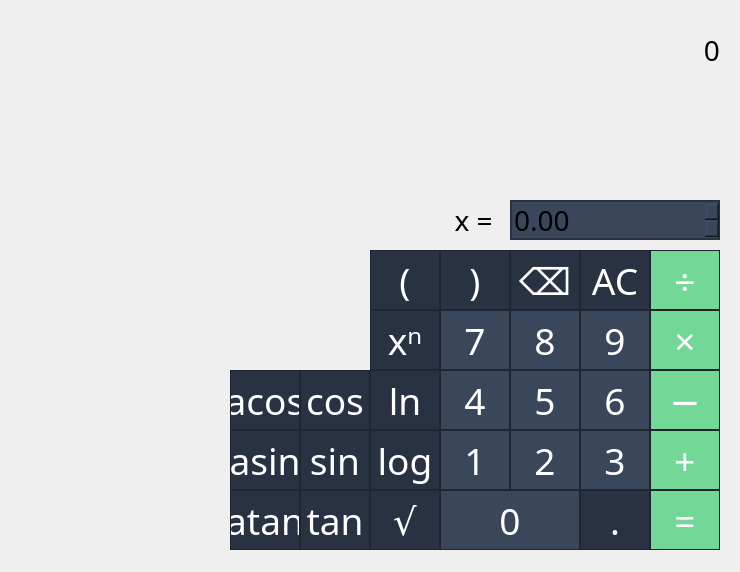
Qt form mainwindow.ui (enikeevtg/qt_calculator_v1) before a commit.
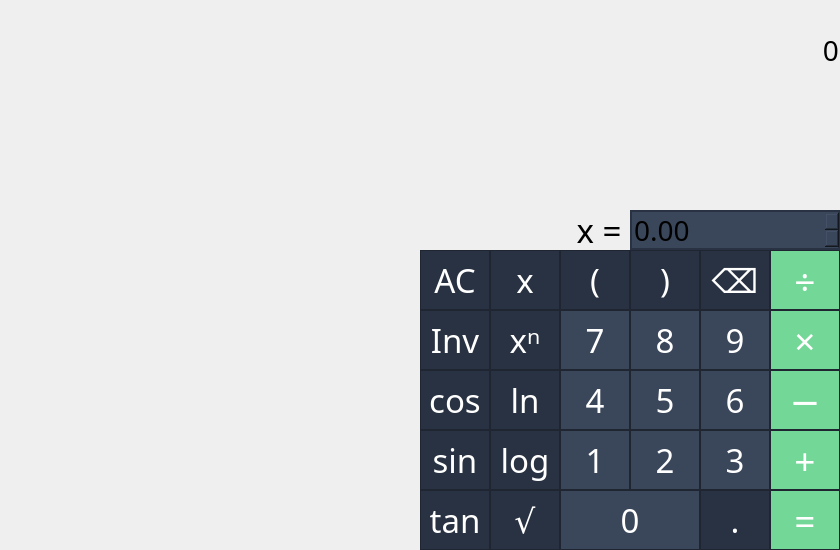
The same form after that commit.

Commit message: math functions and pow buttons; on_push_button_delete_prev_clicked() fixed for 0^( case

```diff
--- a/mainwindow.ui
+++ b/mainwindow.ui
@@ -6,8 +6,8 @@
    <rect>
     <x>0</x>
     <y>0</y>
-    <width>740</width>
-    <height>572</height>
+    <width>840</width>
+    <height>550</height>
    </rect>
   </property>
   <property name="font">
@@ -19,6 +19,9 @@
   <property name="windowTitle">
    <string>SmartCalc_v1.0</string>
   </property>
+  <property name="styleSheet">
+   <string notr="true"/>
+  </property>
   <property name="iconSize">
    <size>
     <width>21</width>
@@ -29,7 +32,7 @@
    <widget class="QPushButton" name="pushButton_AC">
     <property name="geometry">
      <rect>
-      <x>580</x>
+      <x>420</x>
       <y>250</y>
       <width>70</width>
       <height>60</height>
@@ -44,7 +47,7 @@
     <property name="font">
      <font>
       <family>Arial Rounded MT Bold</family>
-      <pointsize>28</pointsize>
+      <pointsize>25</pointsize>
      </font>
     </property>
     <property name="styleSheet">
@@ -65,7 +68,7 @@
    <widget class="QPushButton" name="pushButton_7">
     <property name="geometry">
      <rect>
-      <x>440</x>
+      <x>560</x>
       <y>310</y>
       <width>70</width>
       <height>60</height>
@@ -80,7 +83,7 @@
     <property name="font">
      <font>
       <family>Arial Rounded MT Bold</family>
-      <pointsize>28</pointsize>
+      <pointsize>25</pointsize>
      </font>
     </property>
     <property name="styleSheet">
@@ -101,7 +104,7 @@
    <widget class="QPushButton" name="pushButton_4">
     <property name="geometry">
      <rect>
-      <x>440</x>
+      <x>560</x>
       <y>370</y>
       <width>70</width>
       <height>60</height>
@@ -116,7 +119,7 @@
     <property name="font">
      <font>
       <family>Arial Rounded MT Bold</family>
-      <pointsize>28</pointsize>
+      <pointsize>25</pointsize>
      </font>
     </property>
     <property name="styleSheet">
@@ -137,7 +140,7 @@
    <widget class="QPushButton" name="pushButton_1">
     <property name="geometry">
      <rect>
-      <x>440</x>
+      <x>560</x>
       <y>430</y>
       <width>70</width>
       <height>60</height>
@@ -152,7 +155,7 @@
     <property name="font">
      <font>
       <family>Arial Rounded MT Bold</family>
-      <pointsize>28</pointsize>
+      <pointsize>25</pointsize>
      </font>
     </property>
     <property name="styleSheet">
@@ -173,7 +176,7 @@
    <widget class="QPushButton" name="pushButton_0">
     <property name="geometry">
      <rect>
-      <x>440</x>
+      <x>560</x>
       <y>490</y>
       <width>140</width>
       <height>60</height>
@@ -188,7 +191,7 @@
     <property name="font">
      <font>
       <family>Arial Rounded MT Bold</family>
-      <pointsize>28</pointsize>
+      <pointsize>25</pointsize>
      </font>
     </property>
     <property name="styleSheet">
@@ -209,7 +212,7 @@
    <widget class="QPushButton" name="pushButton_8">
     <property name="geometry">
      <rect>
-      <x>510</x>
+      <x>630</x>
       <y>310</y>
       <width>70</width>
       <height>60</height>
@@ -224,7 +227,7 @@
     <property name="font">
      <font>
       <family>Arial Rounded MT Bold</family>
-      <pointsize>28</pointsize>
+      <pointsize>25</pointsize>
      </font>
     </property>
     <property name="styleSheet">
@@ -245,7 +248,7 @@
    <widget class="QPushButton" name="pushButton_5">
     <property name="geometry">
      <rect>
-      <x>510</x>
+      <x>630</x>
       <y>370</y>
       <width>70</width>
       <height>60</height>
@@ -260,7 +263,7 @@
     <property name="font">
      <font>
       <family>Arial Rounded MT Bold</family>
-      <pointsize>28</pointsize>
+      <pointsize>25</pointsize>
      </font>
     </property>
     <property name="styleSheet">
@@ -281,7 +284,7 @@
    <widget class="QPushButton" name="pushButton_2">
     <property name="geometry">
      <rect>
-      <x>510</x>
+      <x>630</x>
       <y>430</y>
       <width>70</width>
       <height>60</height>
@@ -296,7 +299,7 @@
     <property name="font">
      <font>
       <family>Arial Rounded MT Bold</family>
-      <pointsize>28</pointsize>
+      <pointsize>25</pointsize>
      </font>
     </property>
     <property name="styleSheet">
@@ -317,7 +320,7 @@
    <widget class="QPushButton" name="pushButton_9">
     <property name="geometry">
      <rect>
-      <x>580</x>
+      <x>700</x>
       <y>310</y>
       <width>70</width>
       <height>60</height>
@@ -332,7 +335,7 @@
     <property name="font">
      <font>
       <family>Arial Rounded MT Bold</family>
-      <pointsize>28</pointsize>
+      <pointsize>25</pointsize>
      </font>
     </property>
     <property name="styleSheet">
@@ -353,7 +356,7 @@
    <widget class="QPushButton" name="pushButton_6">
     <property name="geometry">
      <rect>
-      <x>580</x>
+      <x>700</x>
       <y>370</y>
       <width>70</width>
       <height>60</height>
@@ -368,7 +371,7 @@
     <property name="font">
      <font>
       <family>Arial Rounded MT Bold</family>
-      <pointsize>28</pointsize>
+      <pointsize>25</pointsize>
      </font>
     </property>
     <property name="styleSheet">
@@ -389,7 +392,7 @@
    <widget class="QPushButton" name="pushButton_3">
     <property name="geometry">
      <rect>
-      <x>580</x>
+      <x>700</x>
       <y>430</y>
       <width>70</width>
       <height>60</height>
@@ -404,7 +407,7 @@
     <property name="font">
      <font>
       <family>Arial Rounded MT Bold</family>
-      <pointsize>28</pointsize>
+      <pointsize>25</pointsize>
      </font>
     </property>
     <property name="styleSheet">
@@ -425,7 +428,7 @@
    <widget class="QPushButton" name="pushButton_op_div">
     <property name="geometry">
      <rect>
-      <x>650</x>
+      <x>770</x>
       <y>250</y>
       <width>70</width>
       <height>60</height>
@@ -461,7 +464,7 @@
    <widget class="QPushButton" name="pushButton_op_mult">
     <property name="geometry">
      <rect>
-      <x>650</x>
+      <x>770</x>
       <y>310</y>
       <width>70</width>
       <height>60</height>
@@ -497,7 +500,7 @@
    <widget class="QPushButton" name="pushButton_op_minus">
     <property name="geometry">
      <rect>
-      <x>650</x>
+      <x>770</x>
       <y>370</y>
       <width>70</width>
       <height>60</height>
@@ -533,7 +536,7 @@
    <widget class="QPushButton" name="pushButton_op_plus">
     <property name="geometry">
      <rect>
-      <x>650</x>
+      <x>770</x>
       <y>430</y>
       <width>70</width>
       <height>60</height>
@@ -569,7 +572,7 @@
    <widget class="QPushButton" name="pushButton_dot">
     <property name="geometry">
      <rect>
-      <x>580</x>
+      <x>700</x>
       <y>490</y>
       <width>70</width>
       <height>60</height>
@@ -584,7 +587,7 @@
     <property name="font">
      <font>
       <family>Arial Rounded MT Bold</family>
-      <pointsize>28</pointsize>
+      <pointsize>25</pointsize>
      </font>
     </property>
     <property name="styleSheet">
@@ -611,7 +614,7 @@
    <widget class="QPushButton" name="pushButton_calc">
     <property name="geometry">
      <rect>
-      <x>650</x>
+      <x>770</x>
       <y>490</y>
       <width>70</width>
       <height>60</height>
@@ -660,7 +663,7 @@
    <widget class="QPushButton" name="pushButton_open_bracket">
     <property name="geometry">
      <rect>
-      <x>370</x>
+      <x>560</x>
       <y>250</y>
       <width>70</width>
       <height>60</height>
@@ -675,7 +678,7 @@
     <property name="font">
      <font>
       <family>Arial Rounded MT Bold</family>
-      <pointsize>28</pointsize>
+      <pointsize>25</pointsize>
      </font>
     </property>
     <property name="styleSheet">
@@ -696,7 +699,7 @@
    <widget class="QPushButton" name="pushButton_close_bracket">
     <property name="geometry">
      <rect>
-      <x>440</x>
+      <x>630</x>
       <y>250</y>
       <width>70</width>
       <height>60</height>
@@ -711,7 +714,7 @@
     <property name="font">
      <font>
       <family>Arial Rounded MT Bold</family>
-      <pointsize>28</pointsize>
+      <pointsize>25</pointsize>
      </font>
     </property>
     <property name="styleSheet">
@@ -732,9 +735,9 @@
    <widget class="QLabel" name="label_output">
     <property name="geometry">
      <rect>
-      <x>20</x>
-      <y>90</y>
-      <width>700</width>
+      <x>0</x>
+      <y>100</y>
+      <width>840</width>
       <height>84</height>
      </rect>
     </property>
@@ -752,7 +755,7 @@
     </property>
     <property name="styleSheet">
      <string notr="true">QLabel {
-	border: disable;
+	border: disabled;
 }</string>
     </property>
     <property name="frameShape">
@@ -780,9 +783,9 @@
    <widget class="QLabel" name="label_input">
     <property name="geometry">
      <rect>
-      <x>20</x>
+      <x>-1</x>
       <y>20</y>
-      <width>700</width>
+      <width>840</width>
       <height>60</height>
      </rect>
     </property>
@@ -828,8 +831,8 @@
     </property>
     <property name="geometry">
      <rect>
-      <x>510</x>
-      <y>200</y>
+      <x>630</x>
+      <y>210</y>
       <width>210</width>
       <height>40</height>
      </rect>
@@ -856,16 +859,16 @@
    <widget class="QLabel" name="label">
     <property name="geometry">
      <rect>
-      <x>450</x>
-      <y>200</y>
-      <width>50</width>
+      <x>559</x>
+      <y>210</y>
+      <width>71</width>
       <height>40</height>
      </rect>
     </property>
     <property name="font">
      <font>
       <family>Arial Rounded MT Bold</family>
-      <pointsize>21</pointsize>
+      <pointsize>25</pointsize>
      </font>
     </property>
     <property name="text">
@@ -878,7 +881,7 @@
    <widget class="QPushButton" name="pushButton_delete_prev">
     <property name="geometry">
      <rect>
-      <x>510</x>
+      <x>700</x>
       <y>250</y>
       <width>70</width>
       <height>60</height>
@@ -893,7 +896,7 @@
     <property name="font">
      <font>
       <family>Arial Rounded MT Bold</family>
-      <pointsize>28</pointsize>
+      <pointsize>25</pointsize>
      </font>
     </property>
     <property name="styleSheet">
@@ -914,7 +917,7 @@
    <widget class="QPushButton" name="pushButton_mfunc_sqrt">
     <property name="geometry">
      <rect>
-      <x>370</x>
+      <x>490</x>
       <y>490</y>
       <width>70</width>
       <height>60</height>
@@ -929,7 +932,7 @@
     <property name="font">
      <font>
       <family>Arial Rounded MT Bold</family>
-      <pointsize>28</pointsize>
+      <pointsize>25</pointsize>
      </font>
     </property>
     <property name="styleSheet">
@@ -950,7 +953,7 @@
    <widget class="QPushButton" name="pushButton_mfunc_cos">
     <property name="geometry">
      <rect>
-      <x>300</x>
+      <x>420</x>
       <y>370</y>
       <width>70</width>
       <height>60</height>
@@ -965,7 +968,7 @@
     <property name="font">
      <font>
       <family>Arial Rounded MT Bold</family>
-      <pointsize>28</pointsize>
+      <pointsize>25</pointsize>
      </font>
     </property>
     <property name="styleSheet">
@@ -986,7 +989,7 @@
    <widget class="QPushButton" name="pushButton_mfunc_sin">
     <property name="geometry">
      <rect>
-      <x>300</x>
+      <x>420</x>
       <y>430</y>
       <width>70</width>
       <height>60</height>
@@ -1001,7 +1004,7 @@
     <property name="font">
      <font>
       <family>Arial Rounded MT Bold</family>
-      <pointsize>28</pointsize>
+      <pointsize>25</pointsize>
      </font>
     </property>
     <property name="styleSheet">
@@ -1022,7 +1025,7 @@
    <widget class="QPushButton" name="pushButton_mfunc_tan">
     <property name="geometry">
      <rect>
-      <x>300</x>
+      <x>420</x>
       <y>490</y>
       <width>70</width>
       <height>60</height>
@@ -1037,7 +1040,7 @@
     <property name="font">
      <font>
       <family>Arial Rounded MT Bold</family>
-      <pointsize>28</pointsize>
+      <pointsize>25</pointsize>
      </font>
     </property>
     <property name="styleSheet">
@@ -1058,7 +1061,7 @@
    <widget class="QPushButton" name="pushButton_mfunc_ln">
     <property name="geometry">
      <rect>
-      <x>370</x>
+      <x>490</x>
       <y>370</y>
       <width>70</width>
       <height>60</height>
@@ -1073,7 +1076,7 @@
     <property name="font">
      <font>
       <family>Arial Rounded MT Bold</family>
-      <pointsize>28</pointsize>
+      <pointsize>25</pointsize>
      </font>
     </property>
     <property name="styleSheet">
@@ -1094,7 +1097,7 @@
    <widget class="QPushButton" name="pushButton_mfunc_log">
     <property name="geometry">
      <rect>
-      <x>370</x>
+      <x>490</x>
       <y>430</y>
       <width>70</width>
       <height>60</height>
@@ -1109,7 +1112,7 @@
     <property name="font">
      <font>
       <family>Arial Rounded MT Bold</family>
-      <pointsize>28</pointsize>
+      <pointsize>25</pointsize>
      </font>
     </property>
     <property name="styleSheet">
@@ -1127,118 +1130,10 @@
      <string>log</string>
     </property>
    </widget>
-   <widget class="QPushButton" name="pushButton_mfunc_acos">
-    <property name="geometry">
-     <rect>
-      <x>230</x>
-      <y>370</y>
-      <width>70</width>
-      <height>60</height>
-     </rect>
-    </property>
-    <property name="sizePolicy">
-     <sizepolicy hsizetype="Minimum" vsizetype="Minimum">
-      <horstretch>0</horstretch>
-      <verstretch>0</verstretch>
-     </sizepolicy>
-    </property>
-    <property name="font">
-     <font>
-      <family>Arial Rounded MT Bold</family>
-      <pointsize>28</pointsize>
-     </font>
-    </property>
-    <property name="styleSheet">
-     <string notr="true">QPushButton {
-	border: 1px solid rgb(31, 38, 50);
-	background-color: rgb(41, 50, 66);
-	color: white;
-}
-
-QPushButton:pressed {
-	background-color: rgb(32, 39, 53);
-}</string>
-    </property>
-    <property name="text">
-     <string>acos</string>
-    </property>
-   </widget>
-   <widget class="QPushButton" name="pushButton_mfunc_asin">
-    <property name="geometry">
-     <rect>
-      <x>230</x>
-      <y>430</y>
-      <width>70</width>
-      <height>60</height>
-     </rect>
-    </property>
-    <property name="sizePolicy">
-     <sizepolicy hsizetype="Minimum" vsizetype="Minimum">
-      <horstretch>0</horstretch>
-      <verstretch>0</verstretch>
-     </sizepolicy>
-    </property>
-    <property name="font">
-     <font>
-      <family>Arial Rounded MT Bold</family>
-      <pointsize>28</pointsize>
-     </font>
-    </property>
-    <property name="styleSheet">
-     <string notr="true">QPushButton {
-	border: 1px solid rgb(31, 38, 50);
-	background-color: rgb(41, 50, 66);
-	color: white;
-}
-
-QPushButton:pressed {
-	background-color: rgb(32, 39, 53);
-}</string>
-    </property>
-    <property name="text">
-     <string>asin</string>
-    </property>
-   </widget>
-   <widget class="QPushButton" name="pushButton_mfunc_atan">
-    <property name="geometry">
-     <rect>
-      <x>230</x>
-      <y>490</y>
-      <width>70</width>
-      <height>60</height>
-     </rect>
-    </property>
-    <property name="sizePolicy">
-     <sizepolicy hsizetype="Minimum" vsizetype="Minimum">
-      <horstretch>0</horstretch>
-      <verstretch>0</verstretch>
-     </sizepolicy>
-    </property>
-    <property name="font">
-     <font>
-      <family>Arial Rounded MT Bold</family>
-      <pointsize>28</pointsize>
-     </font>
-    </property>
-    <property name="styleSheet">
-     <string notr="true">QPushButton {
-	border: 1px solid rgb(31, 38, 50);
-	background-color: rgb(41, 50, 66);
-	color: white;
-}
-
-QPushButton:pressed {
-	background-color: rgb(32, 39, 53);
-}</string>
-    </property>
-    <property name="text">
-     <string>atan</string>
-    </property>
-   </widget>
    <widget class="QPushButton" name="pushButton_op_pow">
     <property name="geometry">
      <rect>
-      <x>370</x>
+      <x>490</x>
       <y>310</y>
       <width>70</width>
       <height>60</height>
@@ -1253,7 +1148,7 @@
     <property name="font">
      <font>
       <family>Arial Rounded MT Bold</family>
-      <pointsize>28</pointsize>
+      <pointsize>25</pointsize>
      </font>
     </property>
     <property name="styleSheet">
@@ -1271,6 +1166,78 @@
      <string>xⁿ</string>
     </property>
    </widget>
+   <widget class="QPushButton" name="pushButton_var">
+    <property name="geometry">
+     <rect>
+      <x>490</x>
+      <y>250</y>
+      <width>70</width>
+      <height>60</height>
+     </rect>
+    </property>
+    <property name="sizePolicy">
+     <sizepolicy hsizetype="Minimum" vsizetype="Minimum">
+      <horstretch>0</horstretch>
+      <verstretch>0</verstretch>
+     </sizepolicy>
+    </property>
+    <property name="font">
+     <font>
+      <family>Arial Rounded MT Bold</family>
+      <pointsize>25</pointsize>
+     </font>
+    </property>
+    <property name="styleSheet">
+     <string notr="true">QPushButton {
+	border: 1px solid rgb(31, 38, 50);
+	background-color: rgb(41, 50, 66);
+	color: white;
+}
+
+QPushButton:pressed {
+	background-color: rgb(32, 39, 53);
+}</string>
+    </property>
+    <property name="text">
+     <string>x</string>
+    </property>
+   </widget>
+   <widget class="QPushButton" name="pushButton_mfunc_inv">
+    <property name="geometry">
+     <rect>
+      <x>420</x>
+      <y>310</y>
+      <width>70</width>
+      <height>60</height>
+     </rect>
+    </property>
+    <property name="sizePolicy">
+     <sizepolicy hsizetype="Minimum" vsizetype="Minimum">
+      <horstretch>0</horstretch>
+      <verstretch>0</verstretch>
+     </sizepolicy>
+    </property>
+    <property name="font">
+     <font>
+      <family>Arial Rounded MT Bold</family>
+      <pointsize>25</pointsize>
+     </font>
+    </property>
+    <property name="styleSheet">
+     <string notr="true">QPushButton {
+	border: 1px solid rgb(31, 38, 50);
+	background-color: rgb(41, 50, 66);
+	color: white;
+}
+
+QPushButton:checked {
+	background-color: rgb(32, 39, 53);
+}</string>
+    </property>
+    <property name="text">
+     <string>Inv</string>
+    </property>
+   </widget>
   </widget>
  </widget>
  <resources/>
```
The commit also changes 2 other files.
